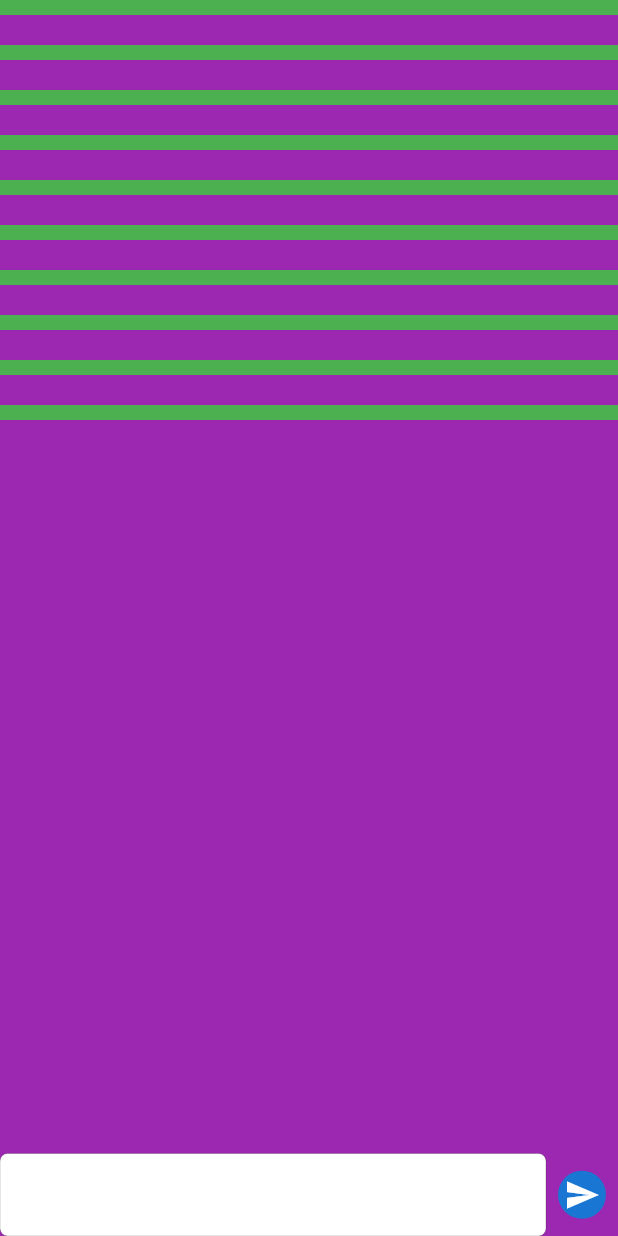
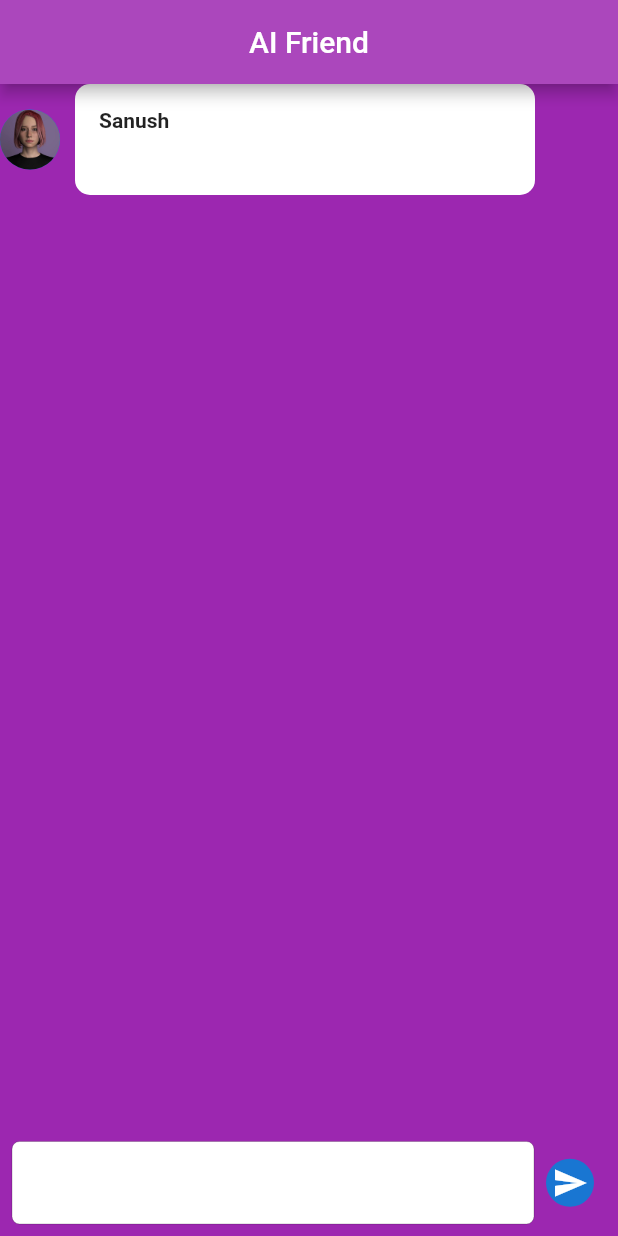
Before and after one commit to sanushcj/AI-Friend, a Flutter app: the screen it shows after launch, after a tap on the "send" icon, on a phone screen of 412 x 824 dp. Run offline on Flutter 3.47's test engine with Material 2 defaults, Android fonts, the phone set to English and light mode, and no system bars; our stand-ins replace get; missing offline and left inert: chat_gpt_sdk.

Commit message:
Ai Friend Chat App Basics Done

```diff
--- /dev/null
+++ b/lib/Controller/chatcontroller.dart
@@ -0,0 +1,23 @@
+import 'dart:async';
+
+import 'package:ai_bot_chat_application/Model/chatModel.dart';
+import 'package:chat_gpt_sdk/chat_gpt_sdk.dart';
+import 'package:get/get.dart';
+class ChatController extends GetxController  {
+  var ChatList = <ChatModel> [].obs;
+
+ChatGPT? theAi;
+StreamSubscription? subscription;
+
+@override
+  void onInit() {
+    super.onInit();
+    theAi = ChatGPT.instance;
+  }
+
+  @override
+  void dispose() {
+subscription!.cancel();
+    super.dispose();
+  }
+}
--- /dev/null
+++ b/lib/Model/chatModel.dart
@@ -0,0 +1,47 @@
+import 'package:flutter/material.dart';
+
+// ignore: must_be_immutable
+class ChatModel extends StatelessWidget {
+  ChatModel({super.key, required this.text, required this.sender, this.index});
+
+  String sender, text;
+  int? index;
+
+  @override
+  Widget build(BuildContext context) {
+    return Row(
+      children: [
+        const CircleAvatar(
+          backgroundImage: AssetImage(
+            'lib/Asset/img/bot_profile_Picture.jpg',
+          ),
+        ),
+        const SizedBox(
+          width: 10,
+        ),
+        Container(
+          padding: const EdgeInsets.all(16.0),
+          decoration: BoxDecoration(
+            color: Colors.white,
+            borderRadius: BorderRadius.circular(10.0),
+          ),
+          child: Column(
+            crossAxisAlignment: CrossAxisAlignment.start,
+            children:  [
+              Text(
+                sender,
+                style: const TextStyle(
+                  fontWeight: FontWeight.bold,
+                ),
+              ),
+              const SizedBox(height: 8.0),
+              SizedBox(
+                width: MediaQuery.of(context).size.width/1.5,
+               child: Text(text,style: const TextStyle(fontSize: 15),overflow: TextOverflow.visible ,)),
+            ],
+          ),
+        )
+      ],
+    );
+  }
+}
--- a/lib/api/apikeys.dart
+++ b/lib/api/apikeys.dart
@@ -1 +1 @@
-var apikey = "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";
+var apikey = "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";
--- /dev/null
+++ b/lib/view/Widgets/textfield.dart
@@ -0,0 +1,73 @@
+import 'dart:async';
+
+import 'package:ai_bot_chat_application/Controller/chatcontroller.dart';
+import 'package:ai_bot_chat_application/Model/chatModel.dart';
+import 'package:ai_bot_chat_application/api/apikeys.dart';
+import 'package:chat_gpt_sdk/chat_gpt_sdk.dart';
+import 'package:flutter/cupertino.dart';
+import 'package:flutter/material.dart';
+import 'package:get/get.dart';
+
+// ignore: must_be_immutable
+class MyTextField extends StatelessWidget {
+  MyTextField({
+    Key? key,
+    // ignore: non_constant_identifier_names
+    required this.UserString,
+  }) : super(key: key);
+  // ignore: non_constant_identifier_names
+  ChatController TheController = Get.find();
+  // ignore: non_constant_identifier_names
+  final TextEditingController UserString;
+
+  @override
+  Widget build(BuildContext context) {
+    return Padding(
+      padding: const EdgeInsets.all(8.0),
+      child: Row(
+        children: [
+          Expanded(
+            child: SizedBox(
+                height: 55,
+                child: CupertinoTextField(
+                  controller: UserString,
+                )),
+          ),
+          IconButton(
+              onPressed: () {
+                _sendfunction();
+              },
+              icon: const CircleAvatar(radius: 50, child: Icon(Icons.send)))
+        ],
+      ),
+    );
+  }
+
+  _sendfunction() async {
+   var thetext = UserString.text.trim();
+      UserString.clear();
+    var newMsg = ChatModel(
+      text: thetext,
+      sender: 'Sanush',
+    );
+    TheController.ChatList.add(newMsg);
+
+    final req = CompleteReq(
+        prompt: thetext,
+        model: kTranslateModelV3,
+       );
+
+
+    TheController.subscription =  TheController.theAi!
+        .builder(apikey, orgId: "")
+        .onCompleteStream(request: req)
+        .listen((answer) {
+          print(answer!.choices[0].text);
+
+      ChatModel botMsg =
+          ChatModel(text: answer.choices[0].text, sender: "bot");
+          TheController.ChatList.add(botMsg);
+
+    });
+  }
+}
--- a/lib/view/chat/chatscreen.dart
+++ b/lib/view/chat/chatscreen.dart
@@ -1,43 +1,41 @@
-import 'package:flutter/cupertino.dart';
+import 'package:ai_bot_chat_application/Controller/chatcontroller.dart';
+import 'package:ai_bot_chat_application/Model/chatModel.dart';
+import 'package:ai_bot_chat_application/view/Widgets/textfield.dart';
 import 'package:flutter/material.dart';
+import 'package:get/get.dart';
 
+// ignore: must_be_immutable
 class ChatScreen extends StatelessWidget {
   ChatScreen({super.key});
-  TextEditingController UserString = TextEditingController();
+
+  TextEditingController userString = TextEditingController();
+   ChatController TheController = Get.put(ChatController());
+
+
+
+
   @override
   Widget build(BuildContext context) {
     return SafeArea(
       child: Scaffold(
+        appBar: AppBar(
+          title: const Text('AI Friend'),centerTitle: true,backgroundColor: Colors.purple[400],
+        ),
         body: Container(
           width: double.infinity,
           height: double.infinity,
           color: Colors.purple,
           child: Column(
             children: [
-              Flexible(
-                  child: ListView.separated(
-                      itemBuilder: (context, index) => Container(
-                            height: 10,
-                            color: Colors.green,
-                          ),
-                      separatorBuilder: (context, index) =>
-                          (const SizedBox(height: 20)),
-                      itemCount: 10)),
-              Row(
-                children: [
-                  Expanded(
-                    child: SizedBox(
-                        height: 55,
-                        child: CupertinoTextField(
-                          controller: UserString,
-                        )),
-                  ),
-                  IconButton(
-                      onPressed: () {},
-                      icon: const CircleAvatar(
-                          radius: 50, child: Icon(Icons.send)))
-                ],
-              )
+              Obx(
+                () =>Flexible(
+                    child: ListView.separated(
+                        itemBuilder: (context, index) => ChatModel(text: TheController.ChatList[index].text,sender: TheController.ChatList[index].sender, index: index, ),
+                        separatorBuilder: (context, index) =>
+                            (const SizedBox(height: 20)),
+                        itemCount: TheController.ChatList.length)),
+              ),
+              MyTextField(UserString: userString),
             ],
           ),
         ),
```
Also changed, not shown: pubspec.yaml (+7 -15 lines), lib/Asset/img/bot_profile_Picture.jpg (added), lib/ChatModel/chatModel.dart (deleted), pubspec.lock.
